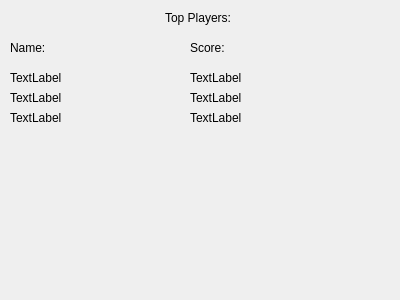
This is gui/topplayerswindow.ui in ezfe/qtrepo_eline_mestiasz as Qt 5 draws it before an edit. The edited form follows.
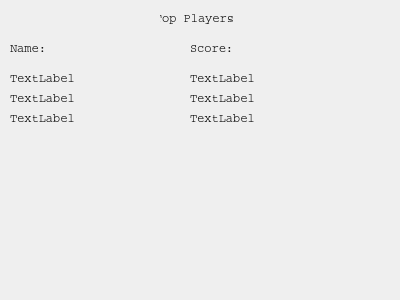
This is the edited form.

Diff of the .ui file:
```diff
--- a/gui/topplayerswindow.ui
+++ b/gui/topplayerswindow.ui
@@ -10,6 +10,11 @@
     <height>300</height>
    </rect>
   </property>
+  <property name="font">
+   <font>
+    <family>Courier</family>
+   </font>
+  </property>
   <property name="windowTitle">
    <string>Form</string>
   </property>
```
